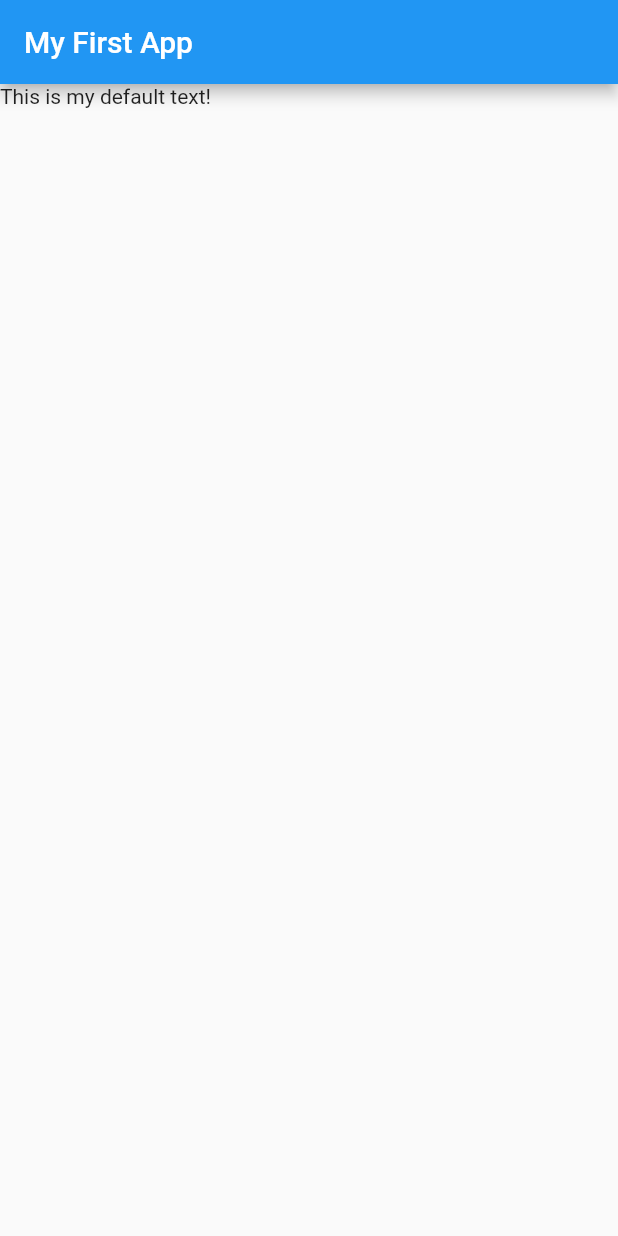
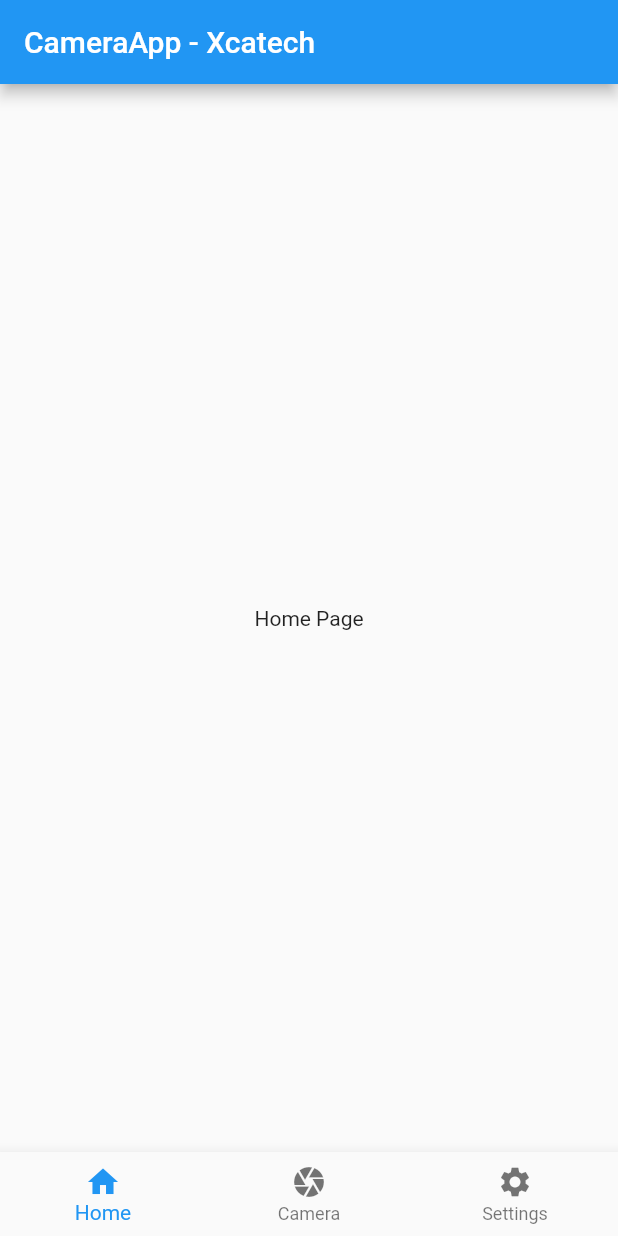
Before and after one commit to LucasoDevDotTk/Flutter-ARKit-Demo, a Flutter app: the screen it shows after launch, on a phone screen of 412 x 824 dp. Run offline on Flutter 3.47's test engine with Material 2 defaults, Android fonts, the phone set to English and light mode, and no system bars.

Commit message:
Update main.dart

```diff
--- a/myapp/lib/main.dart
+++ b/myapp/lib/main.dart
@@ -10,12 +10,81 @@ class MyApp extends StatelessWidget {
   @override
   Widget build(BuildContext context) {
     return MaterialApp(
-      home:Scaffold(
-        appBar: AppBar(
-          title: Text('My First App'),
-        ),
-        body: Text('This is my default text!'),
+      home: MyHomePage(),
+    );
+  }
+}
+
+class MyHomePage extends StatefulWidget {
+  @override
+  _MyHomePageState createState() => _MyHomePageState();
+}
+
+class _MyHomePageState extends State<MyHomePage> {
+  int _selectedIndex = 0;
+
+  final List<Widget> _pages = [
+    HomePage(),
+    CameraPage(),
+    ProfilePage(),
+  ];
+
+  @override
+  Widget build(BuildContext context) {
+    return Scaffold(
+      appBar: AppBar(
+        title: Text('CameraApp - Xcatech'),
+      ),
+      body: _pages[_selectedIndex],
+      bottomNavigationBar: BottomNavigationBar(
+        currentIndex: _selectedIndex,
+        onTap: (index) {
+          setState(() {
+            _selectedIndex = index;
+          });
+        },
+        items: [
+          BottomNavigationBarItem(
+            icon: Icon(Icons.home),
+            label: 'Home',
+          ),
+          BottomNavigationBarItem(
+            icon: Icon(Icons.camera),
+            label: 'Camera',
+          ),
+          BottomNavigationBarItem(
+            icon: Icon(Icons.settings),
+            label: 'Settings',
+          ),
+        ],
       ),
     );
   }
 }
+
+class HomePage extends StatelessWidget {
+  @override
+  Widget build(BuildContext context) {
+    return Center(
+      child: Text('Home Page'),
+    );
+  }
+}
+
+class CameraPage extends StatelessWidget {
+  @override
+  Widget build(BuildContext context) {
+    return Center(
+      child: Text('Camera Page'),
+    );
+  }
+}
+
+class ProfilePage extends StatelessWidget {
+  @override
+  Widget build(BuildContext context) {
+    return Center(
+      child: Text('Profile Page'),
+    );
+  }
+}
```
